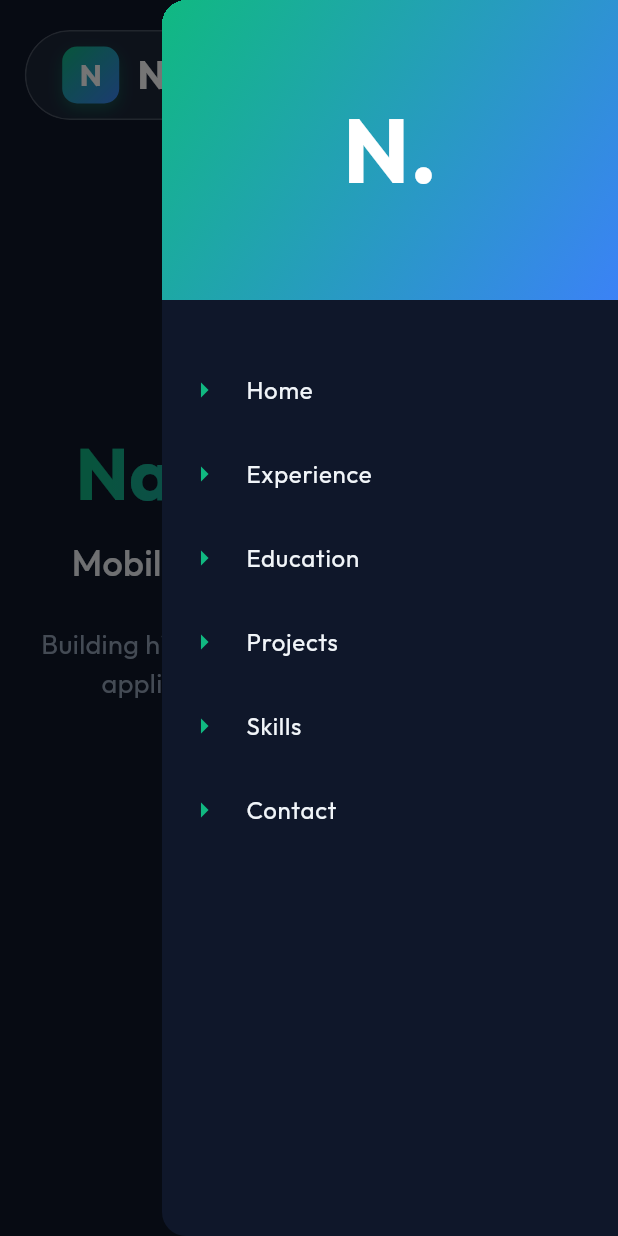
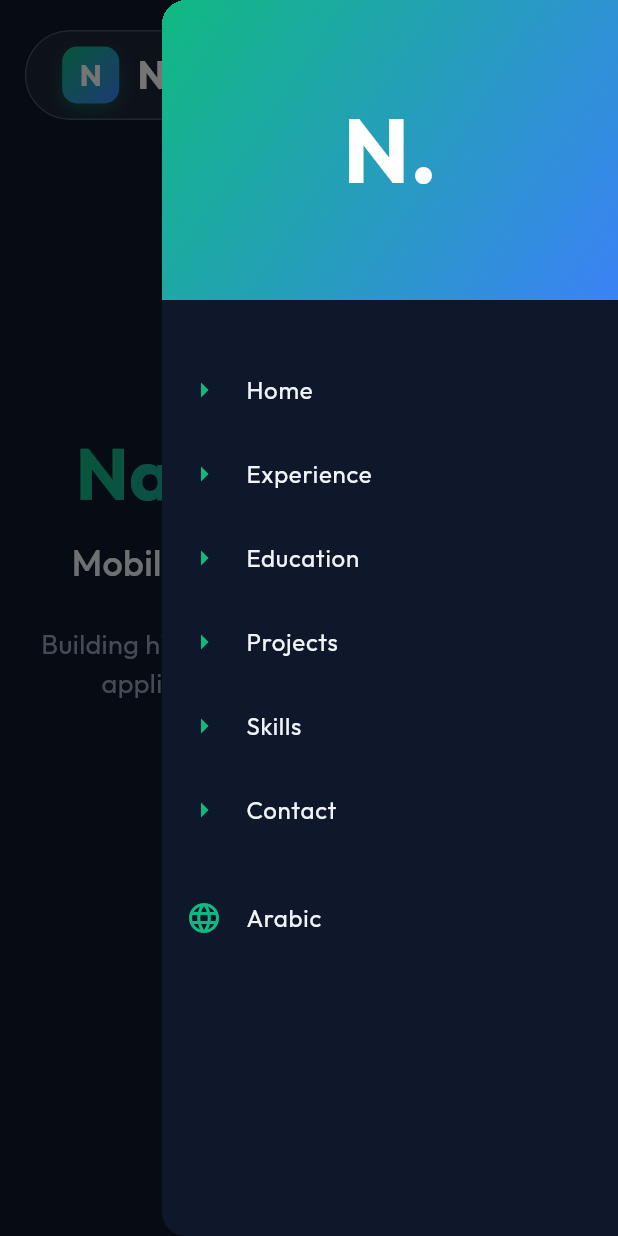
Before and after one commit to najiezzeldien/naji_portfolio, a Flutter app: the screen it shows after launch, with the side drawer open, on a phone screen of 412 x 824 dp. Run offline on Flutter 3.47's test engine with Material 3 defaults, Android fonts, the phone set to English and light mode, and no system bars; our stand-ins replace flutter_riverpod, font_awesome_flutter, go_router, google_fonts, responsive_framework.

Commit message:
feat: add Arabic language support and fix compilation errors

````diff
--- /dev/null
+++ b/l10n.yaml
@@ -0,0 +1,3 @@
+arb-dir: lib/l10n
+template-arb-file: app_en.arb
+output-localization-file: app_localizations.dart
--- /dev/null
+++ b/lib/l10n/app_localizations.dart
@@ -0,0 +1,230 @@
+import 'dart:async';
+
+import 'package:flutter/foundation.dart';
+import 'package:flutter/widgets.dart';
+import 'package:flutter_localizations/flutter_localizations.dart';
+import 'package:intl/intl.dart' as intl;
+
+import 'app_localizations_ar.dart';
+import 'app_localizations_en.dart';
+
+// ignore_for_file: type=lint
+
+/// Callers can lookup localized strings with an instance of AppLocalizations
+/// returned by `AppLocalizations.of(context)`.
+///
+/// Applications need to include `AppLocalizations.delegate()` in their app's
+/// `localizationDelegates` list, and the locales they support in the app's
+/// `supportedLocales` list. For example:
+///
+/// ```dart
+/// import 'l10n/app_localizations.dart';
+///
+/// return MaterialApp(
+///   localizationsDelegates: AppLocalizations.localizationsDelegates,
+///   supportedLocales: AppLocalizations.supportedLocales,
+///   home: MyApplicationHome(),
+/// );
+/// ```
+///
+/// ## Update pubspec.yaml
+///
+/// Please make sure to update your pubspec.yaml to include the following
+/// packages:
+///
+/// ```yaml
+/// dependencies:
+///   # Internationalization support.
+///   flutter_localizations:
+///     sdk: flutter
+///   intl: any # Use the pinned version from flutter_localizations
+///
+///   # Rest of dependencies
+/// ```
+///
+/// ## iOS Applications
+///
+/// iOS applications define key application metadata, including supported
+/// locales, in an Info.plist file that is built into the application bundle.
+/// To configure the locales supported by your app, you’ll need to edit this
+/// file.
+///
+/// First, open your project’s ios/Runner.xcworkspace Xcode workspace file.
+/// Then, in the Project Navigator, open the Info.plist file under the Runner
+/// project’s Runner folder.
+///
+/// Next, select the Information Property List item, select Add Item from the
+/// Editor menu, then select Localizations from the pop-up menu.
+///
+/// Select and expand the newly-created Localizations item then, for each
+/// locale your application supports, add a new item and select the locale
+/// you wish to add from the pop-up menu in the Value field. This list should
+/// be consistent with the languages listed in the AppLocalizations.supportedLocales
+/// property.
+abstract class AppLocalizations {
+  AppLocalizations(String locale)
+    : localeName = intl.Intl.canonicalizedLocale(locale.toString());
+
+  final String localeName;
+
+  static AppLocalizations? of(BuildContext context) {
+    return Localizations.of<AppLocalizations>(context, AppLocalizations);
+  }
+
+  static const LocalizationsDelegate<AppLocalizations> delegate =
+      _AppLocalizationsDelegate();
+
+  /// A list of this localizations delegate along with the default localizations
+  /// delegates.
+  ///
+  /// Returns a list of localizations delegates containing this delegate along with
+  /// GlobalMaterialLocalizations.delegate, GlobalCupertinoLocalizations.delegate,
+  /// and GlobalWidgetsLocalizations.delegate.
+  ///
+  /// Additional delegates can be added by appending to this list in
+  /// MaterialApp. This list does not have to be used at all if a custom list
+  /// of delegates is preferred or required.
+  static const List<LocalizationsDelegate<dynamic>> localizationsDelegates =
+      <LocalizationsDelegate<dynamic>>[
+        delegate,
+        GlobalMaterialLocalizations.delegate,
+        GlobalCupertinoLocalizations.delegate,
+        GlobalWidgetsLocalizations.delegate,
+      ];
+
+  /// A list of this localizations delegate's supported locales.
+  static const List<Locale> supportedLocales = <Locale>[
+    Locale('ar'),
+    Locale('en'),
+  ];
+
+  /// No description provided for @aboutMe.
+  ///
+  /// In en, this message translates to:
+  /// **'About Me'**
+  String get aboutMe;
+
+  /// No description provided for @home.
+  ///
+  /// In en, this message translates to:
+  /// **'Home'**
+  String get home;
+
+  /// No description provided for @education.
+  ///
+  /// In en, this message translates to:
+  /// **'Education'**
+  String get education;
+
+  /// No description provided for @projects.
+  ///
+  /// In en, this message translates to:
+  /// **'Projects'**
+  String get projects;
+
+  /// No description provided for @contact.
+  ///
+  /// In en, this message translates to:
+  /// **'Contact'**
+  String get contact;
+
+  /// No description provided for @name.
+  ///
+  /// In en, this message translates to:
+  /// **'Naji Ezzeldien'**
+  String get name;
+
+  /// No description provided for @role.
+  ///
+  /// In en, this message translates to:
+  /// **'Flutter Developer'**
+  String get role;
+
+  /// No description provided for @intro.
+  ///
+  /// In en, this message translates to:
+  /// **'I build beautiful and functional cross-platform applications.'**
+  String get intro;
+
+  /// No description provided for @skills.
+  ///
+  /// In en, this message translates to:
+  /// **'Skills'**
+  String get skills;
+
+  /// No description provided for @experience.
+  ///
+  /// In en, this message translates to:
+  /// **'Experience'**
+  String get experience;
+
+  /// No description provided for @downloadCV.
+  ///
+  /// In en, this message translates to:
+  /// **'Download CV'**
+  String get downloadCV;
+
+  /// No description provided for @email.
+  ///
+  /// In en, this message translates to:
+  /// **'Email'**
+  String get email;
+
+  /// No description provided for @phone.
+  ///
+  /// In en, this message translates to:
+  /// **'Phone'**
+  String get phone;
+
+  /// No description provided for @linkedIn.
+  ///
+  /// In en, this message translates to:
+  /// **'LinkedIn'**
+  String get linkedIn;
+
+  /// No description provided for @gitHub.
+  ///
+  /// In en, this message translates to:
+  /// **'GitHub'**
+  String get gitHub;
+
+  /// No description provided for @description.
+  ///
+  /// In en, this message translates to:
+  /// **'Portfolio Description'**
+  String get description;
+}
+
+class _AppLocalizationsDelegate
+    extends LocalizationsDelegate<AppLocalizations> {
+  const _AppLocalizationsDelegate();
+
+  @override
+  Future<AppLocalizations> load(Locale locale) {
+    return SynchronousFuture<AppLocalizations>(lookupAppLocalizations(locale));
+  }
+
+  @override
+  bool isSupported(Locale locale) =>
+      <String>['ar', 'en'].contains(locale.languageCode);
+
+  @override
+  bool shouldReload(_AppLocalizationsDelegate old) => false;
+}
+
+AppLocalizations lookupAppLocalizations(Locale locale) {
+  // Lookup logic when only language code is specified.
+  switch (locale.languageCode) {
+    case 'ar':
+      return AppLocalizationsAr();
+    case 'en':
+      return AppLocalizationsEn();
+  }
+
+  throw FlutterError(
+    'AppLocalizations.delegate failed to load unsupported locale "$locale". This is likely '
+    'an issue with the localizations generation tool. Please file an issue '
+    'on GitHub with a reproducible sample app and the gen-l10n configuration '
+    'that was used.',
+  );
+}
--- a/lib/main.dart
+++ b/lib/main.dart
@@ -2,8 +2,10 @@ import 'package:flutter/material.dart';
 import 'package:flutter_riverpod/flutter_riverpod.dart';
 import 'package:responsive_framework/responsive_framework.dart';
 import 'package:google_fonts/google_fonts.dart';
+import 'package:naji_portfolio/l10n/app_localizations.dart';
 import 'src/core/router/app_router.dart';
 import 'src/core/theme/app_colors.dart';
+import 'src/core/locale/locale_provider.dart';
 
 void main() {
   runApp(const ProviderScope(child: MyApp()));
@@ -14,10 +16,16 @@ class MyApp extends StatelessWidget {
 
   @override
   Widget build(BuildContext context) {
+    return Consumer(
+      builder: (context, ref, child) {
+        final locale = ref.watch(localeProvider);
         return MaterialApp.router(
           title: 'Naji Portfolio',
           debugShowCheckedModeBanner: false,
           routerConfig: appRouter,
+          locale: locale,
+          localizationsDelegates: AppLocalizations.localizationsDelegates,
+          supportedLocales: AppLocalizations.supportedLocales,
           theme: ThemeData.dark().copyWith(
             scaffoldBackgroundColor: AppColors.background,
             primaryColor: AppColors.primary,
@@ -41,5 +49,7 @@ class MyApp extends StatelessWidget {
             ],
           ),
         );
+      },
+    );
   }
 }
--- /dev/null
+++ b/lib/src/core/locale/locale_provider.dart
@@ -0,0 +1,17 @@
+import 'dart:ui';
+import 'package:flutter_riverpod/flutter_riverpod.dart';
+
+class LocaleNotifier extends Notifier<Locale> {
+  @override
+  Locale build() {
+    return const Locale('en');
+  }
+
+  void setLocale(Locale locale) {
+    state = locale;
+  }
+}
+
+final localeProvider = NotifierProvider<LocaleNotifier, Locale>(
+  LocaleNotifier.new,
+);
--- a/lib/src/features/shell/presentation/shell_screen.dart
+++ b/lib/src/features/shell/presentation/shell_screen.dart
@@ -1,9 +1,11 @@
 import 'package:flutter/material.dart';
 import 'package:flutter_riverpod/flutter_riverpod.dart';
 import 'package:go_router/go_router.dart';
+import 'package:naji_portfolio/l10n/app_localizations.dart';
 import '../../../core/theme/app_colors.dart';
 import '../../../core/utils/glass_box.dart';
 import '../../home/presentation/home_navigation.dart';
+import '../../../core/locale/locale_provider.dart';
 
 class ShellScreen extends StatelessWidget {
   final Widget child;
@@ -33,6 +35,7 @@ class _AppNavBar extends ConsumerWidget {
     final screenWidth = MediaQuery.of(context).size.width;
     final isDesktop = screenWidth > 768; // Standard tablet breakpoint
     final nav = ref.read(homeNavigationProvider);
+    final currentLocale = ref.watch(localeProvider);
 
     return Align(
       alignment: Alignment.topCenter,
@@ -101,33 +104,52 @@ class _AppNavBar extends ConsumerWidget {
                     mainAxisSize: MainAxisSize.min,
                     children: [
                       _NavBarItem(
-                        title: 'Home',
+                        title: AppLocalizations.of(context)!.home,
                         onTap: () => nav.scrollToSection(nav.heroKey),
                       ),
                       const SizedBox(width: 8),
                       _NavBarItem(
-                        title: 'Experience',
+                        title: AppLocalizations.of(context)!.experience,
                         onTap: () => nav.scrollToSection(nav.experienceKey),
                       ),
                       const SizedBox(width: 8),
                       _NavBarItem(
-                        title: 'Education',
+                        title: AppLocalizations.of(context)!.education,
                         onTap: () => nav.scrollToSection(nav.educationKey),
                       ),
                       const SizedBox(width: 8),
                       _NavBarItem(
-                        title: 'Projects',
+                        title: AppLocalizations.of(context)!.projects,
                         onTap: () => nav.scrollToSection(nav.projectsKey),
                       ),
                       const SizedBox(width: 8),
                       _NavBarItem(
-                        title: 'Skills',
+                        title: AppLocalizations.of(context)!.skills,
                         onTap: () => nav.scrollToSection(nav.skillsKey),
                       ),
                       const SizedBox(width: 8),
                       _NavBarItem(
-                        title: 'Contact',
+                        title: AppLocalizations.of(context)!.contact,
                         onTap: () => nav.scrollToSection(nav.contactKey),
+                      ),
+                      const SizedBox(width: 16),
+                      // Language Switcher
+                      IconButton(
+                        onPressed: () {
+                          final newLocale = currentLocale.languageCode == 'en'
+                              ? const Locale('ar')
+                              : const Locale('en');
+                          ref
+                              .read(localeProvider.notifier)
+                              .setLocale(newLocale);
+                        },
+                        icon: Text(
+                          currentLocale.languageCode == 'en' ? 'AR' : 'EN',
+                          style: const TextStyle(
+                            color: Colors.white,
+                            fontWeight: FontWeight.bold,
+                          ),
+                        ),
                       ),
                     ],
                   )
@@ -229,45 +251,67 @@ class _MobileDrawer extends ConsumerWidget {
             ),
             const SizedBox(height: 32),
             _DrawerItem(
-              title: 'Home',
+              title: AppLocalizations.of(context)!.home,
               onTap: () {
                 context.pop(); // Close drawer
                 nav.scrollToSection(nav.heroKey);
               },
             ),
             _DrawerItem(
-              title: 'Experience',
+              title: AppLocalizations.of(context)!.experience,
               onTap: () {
                 context.pop();
                 nav.scrollToSection(nav.experienceKey);
               },
             ),
             _DrawerItem(
-              title: 'Education',
+              title: AppLocalizations.of(context)!.education,
               onTap: () {
                 context.pop();
                 nav.scrollToSection(nav.educationKey);
               },
             ),
             _DrawerItem(
-              title: 'Projects',
+              title: AppLocalizations.of(context)!.projects,
               onTap: () {
                 context.pop();
                 nav.scrollToSection(nav.projectsKey);
               },
             ),
             _DrawerItem(
-              title: 'Skills',
+              title: AppLocalizations.of(context)!.skills,
               onTap: () {
                 context.pop();
                 nav.scrollToSection(nav.skillsKey);
               },
             ),
             _DrawerItem(
-              title: 'Contact',
+              title: AppLocalizations.of(context)!.contact,
               onTap: () {
                 context.pop();
                 nav.scrollToSection(nav.contactKey);
+              },
+            ),
+            const SizedBox(height: 16),
+            Consumer(
+              builder: (context, ref, child) {
+                final currentLocale = ref.watch(localeProvider);
+                return ListTile(
+                  leading: const Icon(Icons.language, color: AppColors.primary),
+                  title: Text(
+                    currentLocale.languageCode == 'en' ? 'Arabic' : 'English',
+                    style: const TextStyle(
+                      fontSize: 16,
+                      color: AppColors.textPrimary,
+                    ),
+                  ),
+                  onTap: () {
+                    final newLocale = currentLocale.languageCode == 'en'
+                        ? const Locale('ar')
+                        : const Locale('en');
+                    ref.read(localeProvider.notifier).setLocale(newLocale);
+                  },
+                );
               },
             ),
           ],
````
Also changed, not shown: lib/l10n/app_ar.arb (added, +18 -0 lines), lib/l10n/app_en.arb (added, +18 -0 lines), lib/l10n/app_localizations_ar.dart (added, +58 -0 lines), lib/l10n/app_localizations_en.dart (added, +59 -0 lines), pubspec.yaml (+5 -2 lines), pubspec.lock, 3 other files. Lines whose indentation alone changed are shown as unchanged.
